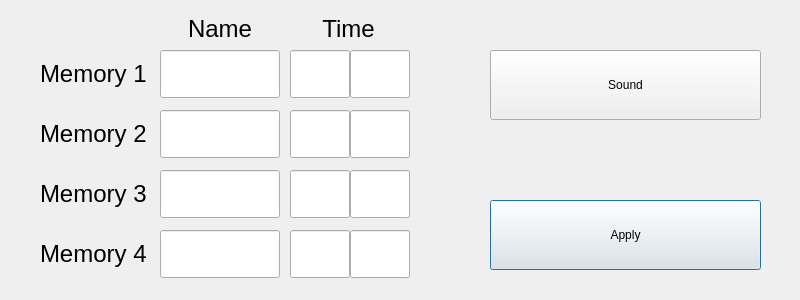
The window that src/settings.ui (maemo-leste-extras/countdowntimer) describes before a commit, drawn with Qt 5.
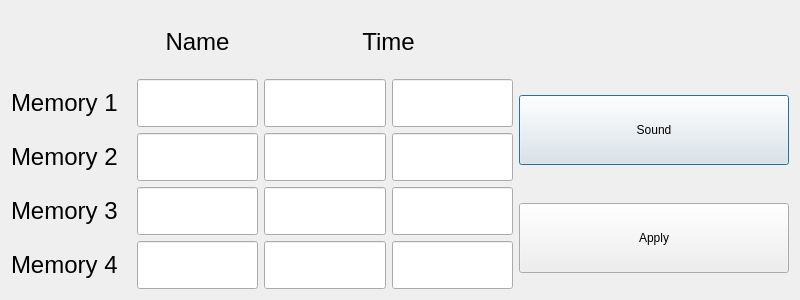
The same window after the commit.

Diff of the .ui file:
```diff
--- a/src/settings.ui
+++ b/src/settings.ui
@@ -13,64 +13,9 @@
   <property name="windowTitle">
    <string>Settings</string>
   </property>
-  <widget class="QPushButton" name="pushButton_Apply">
-   <property name="geometry">
-    <rect>
-     <x>490</x>
-     <y>200</y>
-     <width>271</width>
-     <height>70</height>
-    </rect>
-   </property>
-   <property name="text">
-    <string>Apply</string>
-   </property>
-  </widget>
-  <widget class="QLineEdit" name="lineEdit_mem1Name">
-   <property name="geometry">
-    <rect>
-     <x>160</x>
-     <y>50</y>
-     <width>120</width>
-     <height>48</height>
-    </rect>
-   </property>
-   <property name="font">
-    <font>
-     <pointsize>18</pointsize>
-    </font>
-   </property>
-   <property name="frame">
-    <bool>true</bool>
-   </property>
-  </widget>
-  <widget class="QLabel" name="label">
-   <property name="geometry">
-    <rect>
-     <x>40</x>
-     <y>50</y>
-     <width>120</width>
-     <height>48</height>
-    </rect>
-   </property>
-   <property name="font">
-    <font>
-     <pointsize>18</pointsize>
-    </font>
-   </property>
-   <property name="text">
-    <string>Memory 1</string>
-   </property>
-  </widget>
+  <layout class="QGridLayout" name="gridLayout">
+   <item row="0" column="1">
   <widget class="QLabel" name="label_2">
-   <property name="geometry">
-    <rect>
-     <x>160</x>
-     <y>5</y>
-     <width>120</width>
-     <height>48</height>
-    </rect>
-   </property>
    <property name="font">
     <font>
      <pointsize>18</pointsize>
@@ -83,15 +28,9 @@
     <set>Qt::AlignCenter</set>
    </property>
   </widget>
+   </item>
+   <item row="0" column="2" colspan="2">
   <widget class="QLabel" name="label_3">
-   <property name="geometry">
-    <rect>
-     <x>298</x>
-     <y>5</y>
-     <width>101</width>
-     <height>48</height>
-    </rect>
-   </property>
    <property name="font">
     <font>
      <pointsize>18</pointsize>
@@ -104,32 +43,130 @@
     <set>Qt::AlignCenter</set>
    </property>
   </widget>
-  <widget class="QLineEdit" name="lineEdit_mem2Name">
-   <property name="geometry">
-    <rect>
-     <x>160</x>
-     <y>110</y>
+   </item>
+   <item row="0" column="4">
+    <widget class="QLabel" name="labelSound">
+     <property name="text">
+      <string/>
+     </property>
+    </widget>
+   </item>
+   <item row="1" column="0">
+    <widget class="QLabel" name="label">
+     <property name="minimumSize">
+      <size>
      <width>120</width>
      <height>48</height>
-    </rect>
+      </size>
    </property>
    <property name="font">
     <font>
      <pointsize>18</pointsize>
     </font>
    </property>
+     <property name="text">
+      <string>Memory 1</string>
+     </property>
+    </widget>
+   </item>
+   <item row="1" column="1">
+    <widget class="QLineEdit" name="lineEdit_mem1Name">
+     <property name="minimumSize">
+      <size>
+       <width>120</width>
+       <height>48</height>
+      </size>
+     </property>
+     <property name="font">
+      <font>
+       <pointsize>18</pointsize>
+      </font>
+     </property>
    <property name="frame">
     <bool>true</bool>
    </property>
   </widget>
+   </item>
+   <item row="1" column="2">
+    <widget class="QLineEdit" name="lineEdit_mem1ValueMinutes">
+     <property name="minimumSize">
+      <size>
+       <width>60</width>
+       <height>48</height>
+      </size>
+     </property>
+     <property name="font">
+      <font>
+       <pointsize>18</pointsize>
+      </font>
+     </property>
+     <property name="inputMask">
+      <string/>
+     </property>
+     <property name="text">
+      <string/>
+     </property>
+     <property name="maxLength">
+      <number>32767</number>
+     </property>
+     <property name="frame">
+      <bool>true</bool>
+     </property>
+     <property name="alignment">
+      <set>Qt::AlignCenter</set>
+     </property>
+    </widget>
+   </item>
+   <item row="1" column="3">
+    <widget class="QLineEdit" name="lineEdit_mem1ValueSeconds">
+     <property name="minimumSize">
+      <size>
+       <width>60</width>
+       <height>48</height>
+      </size>
+     </property>
+     <property name="font">
+      <font>
+       <pointsize>18</pointsize>
+      </font>
+     </property>
+     <property name="inputMask">
+      <string/>
+     </property>
+     <property name="text">
+      <string/>
+     </property>
+     <property name="maxLength">
+      <number>2</number>
+     </property>
+     <property name="frame">
+      <bool>true</bool>
+     </property>
+     <property name="alignment">
+      <set>Qt::AlignCenter</set>
+     </property>
+    </widget>
+   </item>
+   <item row="1" column="4" rowspan="2">
+    <widget class="QPushButton" name="pushButton_Sound">
+     <property name="minimumSize">
+      <size>
+       <width>270</width>
+       <height>70</height>
+      </size>
+     </property>
+     <property name="text">
+      <string>Sound</string>
+     </property>
+    </widget>
+   </item>
+   <item row="2" column="0">
   <widget class="QLabel" name="label_4">
-   <property name="geometry">
-    <rect>
-     <x>40</x>
-     <y>110</y>
+     <property name="minimumSize">
+      <size>
      <width>120</width>
      <height>48</height>
-    </rect>
+      </size>
    </property>
    <property name="font">
     <font>
@@ -140,14 +177,14 @@
     <string>Memory 2</string>
    </property>
   </widget>
-  <widget class="QLineEdit" name="lineEdit_mem3Name">
-   <property name="geometry">
-    <rect>
-     <x>160</x>
-     <y>170</y>
+   </item>
+   <item row="2" column="1">
+    <widget class="QLineEdit" name="lineEdit_mem2Name">
+     <property name="minimumSize">
+      <size>
      <width>120</width>
      <height>48</height>
-    </rect>
+      </size>
    </property>
    <property name="font">
     <font>
@@ -158,14 +195,86 @@
     <bool>true</bool>
    </property>
   </widget>
+   </item>
+   <item row="2" column="2">
+    <widget class="QLineEdit" name="lineEdit_mem2ValueMinutes">
+     <property name="sizePolicy">
+      <sizepolicy hsizetype="Minimum" vsizetype="Fixed">
+       <horstretch>0</horstretch>
+       <verstretch>0</verstretch>
+      </sizepolicy>
+     </property>
+     <property name="minimumSize">
+      <size>
+       <width>60</width>
+       <height>48</height>
+      </size>
+     </property>
+     <property name="font">
+      <font>
+       <pointsize>18</pointsize>
+      </font>
+     </property>
+     <property name="inputMask">
+      <string/>
+     </property>
+     <property name="text">
+      <string/>
+     </property>
+     <property name="maxLength">
+      <number>32767</number>
+     </property>
+     <property name="frame">
+      <bool>true</bool>
+     </property>
+     <property name="alignment">
+      <set>Qt::AlignCenter</set>
+     </property>
+    </widget>
+   </item>
+   <item row="2" column="3">
+    <widget class="QLineEdit" name="lineEdit_mem2ValueSeconds">
+     <property name="sizePolicy">
+      <sizepolicy hsizetype="Minimum" vsizetype="Fixed">
+       <horstretch>0</horstretch>
+       <verstretch>0</verstretch>
+      </sizepolicy>
+     </property>
+     <property name="minimumSize">
+      <size>
+       <width>60</width>
+       <height>48</height>
+      </size>
+     </property>
+     <property name="font">
+      <font>
+       <pointsize>18</pointsize>
+      </font>
+     </property>
+     <property name="inputMask">
+      <string/>
+     </property>
+     <property name="text">
+      <string/>
+     </property>
+     <property name="maxLength">
+      <number>2</number>
+     </property>
+     <property name="frame">
+      <bool>true</bool>
+     </property>
+     <property name="alignment">
+      <set>Qt::AlignCenter</set>
+     </property>
+    </widget>
+   </item>
+   <item row="3" column="0">
   <widget class="QLabel" name="label_5">
-   <property name="geometry">
-    <rect>
-     <x>40</x>
-     <y>170</y>
+     <property name="minimumSize">
+      <size>
      <width>120</width>
      <height>48</height>
-    </rect>
+      </size>
    </property>
    <property name="font">
     <font>
@@ -176,14 +285,14 @@
     <string>Memory 3</string>
    </property>
   </widget>
-  <widget class="QLineEdit" name="lineEdit_mem4Name">
-   <property name="geometry">
-    <rect>
-     <x>160</x>
-     <y>230</y>
+   </item>
+   <item row="3" column="1">
+    <widget class="QLineEdit" name="lineEdit_mem3Name">
+     <property name="minimumSize">
+      <size>
      <width>120</width>
      <height>48</height>
-    </rect>
+      </size>
    </property>
    <property name="font">
     <font>
@@ -194,14 +303,87 @@
     <bool>true</bool>
    </property>
   </widget>
+   </item>
+   <item row="3" column="2">
+    <widget class="QLineEdit" name="lineEdit_mem3ValueMinutes">
+     <property name="minimumSize">
+      <size>
+       <width>60</width>
+       <height>48</height>
+      </size>
+     </property>
+     <property name="font">
+      <font>
+       <pointsize>18</pointsize>
+      </font>
+     </property>
+     <property name="inputMask">
+      <string/>
+     </property>
+     <property name="text">
+      <string/>
+     </property>
+     <property name="maxLength">
+      <number>32767</number>
+     </property>
+     <property name="frame">
+      <bool>true</bool>
+     </property>
+     <property name="alignment">
+      <set>Qt::AlignCenter</set>
+     </property>
+    </widget>
+   </item>
+   <item row="3" column="3">
+    <widget class="QLineEdit" name="lineEdit_mem3ValueSeconds">
+     <property name="minimumSize">
+      <size>
+       <width>60</width>
+       <height>48</height>
+      </size>
+     </property>
+     <property name="font">
+      <font>
+       <pointsize>18</pointsize>
+      </font>
+     </property>
+     <property name="inputMask">
+      <string/>
+     </property>
+     <property name="text">
+      <string/>
+     </property>
+     <property name="maxLength">
+      <number>2</number>
+     </property>
+     <property name="frame">
+      <bool>true</bool>
+     </property>
+     <property name="alignment">
+      <set>Qt::AlignCenter</set>
+     </property>
+    </widget>
+   </item>
+   <item row="3" column="4" rowspan="2">
+    <widget class="QPushButton" name="pushButton_Apply">
+     <property name="minimumSize">
+      <size>
+       <width>270</width>
+       <height>70</height>
+      </size>
+     </property>
+     <property name="text">
+      <string>Apply</string>
+     </property>
+    </widget>
+   </item>
+   <item row="4" column="0">
   <widget class="QLabel" name="label_6">
-   <property name="geometry">
-    <rect>
-     <x>40</x>
-     <y>230</y>
+     <property name="minimumSize">
+      <size>
      <width>120</width>
      <height>48</height>
-    </rect>
+      </size>
    </property>
    <property name="font">
     <font>
@@ -212,237 +394,32 @@
     <string>Memory 4</string>
    </property>
   </widget>
-  <widget class="QPushButton" name="pushButton_Sound">
-   <property name="geometry">
-    <rect>
-     <x>490</x>
-     <y>50</y>
-     <width>271</width>
-     <height>70</height>
-    </rect>
-   </property>
-   <property name="text">
-    <string>Sound</string>
-   </property>
-  </widget>
-  <widget class="QLineEdit" name="lineEdit_mem1ValueMinutes">
-   <property name="geometry">
-    <rect>
-     <x>290</x>
-     <y>50</y>
-     <width>60</width>
+   </item>
+   <item row="4" column="1">
+    <widget class="QLineEdit" name="lineEdit_mem4Name">
+     <property name="minimumSize">
+      <size>
+       <width>120</width>
      <height>48</height>
-    </rect>
+      </size>
    </property>
    <property name="font">
     <font>
      <pointsize>18</pointsize>
     </font>
    </property>
-   <property name="inputMask">
-    <string/>
-   </property>
-   <property name="text">
-    <string/>
-   </property>
-   <property name="maxLength">
-    <number>32767</number>
-   </property>
    <property name="frame">
     <bool>true</bool>
    </property>
-   <property name="alignment">
-    <set>Qt::AlignCenter</set>
-   </property>
-  </widget>
-  <widget class="QLineEdit" name="lineEdit_mem1ValueSeconds">
-   <property name="geometry">
-    <rect>
-     <x>350</x>
-     <y>50</y>
-     <width>60</width>
-     <height>48</height>
-    </rect>
-   </property>
-   <property name="font">
-    <font>
-     <pointsize>18</pointsize>
-    </font>
-   </property>
-   <property name="inputMask">
-    <string/>
-   </property>
-   <property name="text">
-    <string/>
-   </property>
-   <property name="maxLength">
-    <number>2</number>
-   </property>
-   <property name="frame">
-    <bool>true</bool>
-   </property>
-   <property name="alignment">
-    <set>Qt::AlignCenter</set>
-   </property>
-  </widget>
-  <widget class="QLineEdit" name="lineEdit_mem2ValueSeconds">
-   <property name="geometry">
-    <rect>
-     <x>350</x>
-     <y>110</y>
-     <width>60</width>
-     <height>48</height>
-    </rect>
-   </property>
-   <property name="font">
-    <font>
-     <pointsize>18</pointsize>
-    </font>
-   </property>
-   <property name="inputMask">
-    <string/>
-   </property>
-   <property name="text">
-    <string/>
-   </property>
-   <property name="maxLength">
-    <number>2</number>
-   </property>
-   <property name="frame">
-    <bool>true</bool>
-   </property>
-   <property name="alignment">
-    <set>Qt::AlignCenter</set>
-   </property>
-  </widget>
-  <widget class="QLineEdit" name="lineEdit_mem2ValueMinutes">
-   <property name="geometry">
-    <rect>
-     <x>290</x>
-     <y>110</y>
-     <width>60</width>
-     <height>48</height>
-    </rect>
-   </property>
-   <property name="font">
-    <font>
-     <pointsize>18</pointsize>
-    </font>
-   </property>
-   <property name="inputMask">
-    <string/>
-   </property>
-   <property name="text">
-    <string/>
-   </property>
-   <property name="maxLength">
-    <number>32767</number>
-   </property>
-   <property name="frame">
-    <bool>true</bool>
-   </property>
-   <property name="alignment">
-    <set>Qt::AlignCenter</set>
-   </property>
-  </widget>
-  <widget class="QLineEdit" name="lineEdit_mem3ValueSeconds">
-   <property name="geometry">
-    <rect>
-     <x>350</x>
-     <y>170</y>
-     <width>60</width>
-     <height>48</height>
-    </rect>
-   </property>
-   <property name="font">
-    <font>
-     <pointsize>18</pointsize>
-    </font>
-   </property>
-   <property name="inputMask">
-    <string/>
-   </property>
-   <property name="text">
-    <string/>
-   </property>
-   <property name="maxLength">
-    <number>2</number>
-   </property>
-   <property name="frame">
-    <bool>true</bool>
-   </property>
-   <property name="alignment">
-    <set>Qt::AlignCenter</set>
-   </property>
-  </widget>
-  <widget class="QLineEdit" name="lineEdit_mem3ValueMinutes">
-   <property name="geometry">
-    <rect>
-     <x>290</x>
-     <y>170</y>
-     <width>60</width>
-     <height>48</height>
-    </rect>
-   </property>
-   <property name="font">
-    <font>
-     <pointsize>18</pointsize>
-    </font>
-   </property>
-   <property name="inputMask">
-    <string/>
-   </property>
-   <property name="text">
-    <string/>
-   </property>
-   <property name="maxLength">
-    <number>32767</number>
-   </property>
-   <property name="frame">
-    <bool>true</bool>
-   </property>
-   <property name="alignment">
-    <set>Qt::AlignCenter</set>
-   </property>
-  </widget>
-  <widget class="QLineEdit" name="lineEdit_mem4ValueSeconds">
-   <property name="geometry">
-    <rect>
-     <x>350</x>
-     <y>230</y>
-     <width>60</width>
-     <height>48</height>
-    </rect>
-   </property>
-   <property name="font">
-    <font>
-     <pointsize>18</pointsize>
-    </font>
-   </property>
-   <property name="inputMask">
-    <string/>
-   </property>
-   <property name="text">
-    <string/>
-   </property>
-   <property name="maxLength">
-    <number>2</number>
-   </property>
-   <property name="frame">
-    <bool>true</bool>
-   </property>
-   <property name="alignment">
-    <set>Qt::AlignCenter</set>
-   </property>
-  </widget>
+    </widget>
+   </item>
+   <item row="4" column="2">
   <widget class="QLineEdit" name="lineEdit_mem4ValueMinutes">
-   <property name="geometry">
-    <rect>
-     <x>290</x>
-     <y>230</y>
+     <property name="minimumSize">
+      <size>
      <width>60</width>
      <height>48</height>
-    </rect>
+      </size>
    </property>
    <property name="font">
     <font>
@@ -465,19 +442,38 @@
     <set>Qt::AlignCenter</set>
    </property>
   </widget>
-  <widget class="QLabel" name="labelSound">
-   <property name="geometry">
-    <rect>
-     <x>420</x>
-     <y>20</y>
-     <width>351</width>
-     <height>16</height>
-    </rect>
+   </item>
+   <item row="4" column="3">
+    <widget class="QLineEdit" name="lineEdit_mem4ValueSeconds">
+     <property name="minimumSize">
+      <size>
+       <width>60</width>
+       <height>48</height>
+      </size>
+     </property>
+     <property name="font">
+      <font>
+       <pointsize>18</pointsize>
+      </font>
+     </property>
+     <property name="inputMask">
+      <string/>
    </property>
    <property name="text">
     <string/>
    </property>
-  </widget>
+     <property name="maxLength">
+      <number>2</number>
+     </property>
+     <property name="frame">
+      <bool>true</bool>
+     </property>
+     <property name="alignment">
+      <set>Qt::AlignCenter</set>
+     </property>
+    </widget>
+   </item>
+  </layout>
  </widget>
  <resources/>
  <connections>
```
Lines whose indentation alone changed are shown as unchanged.
